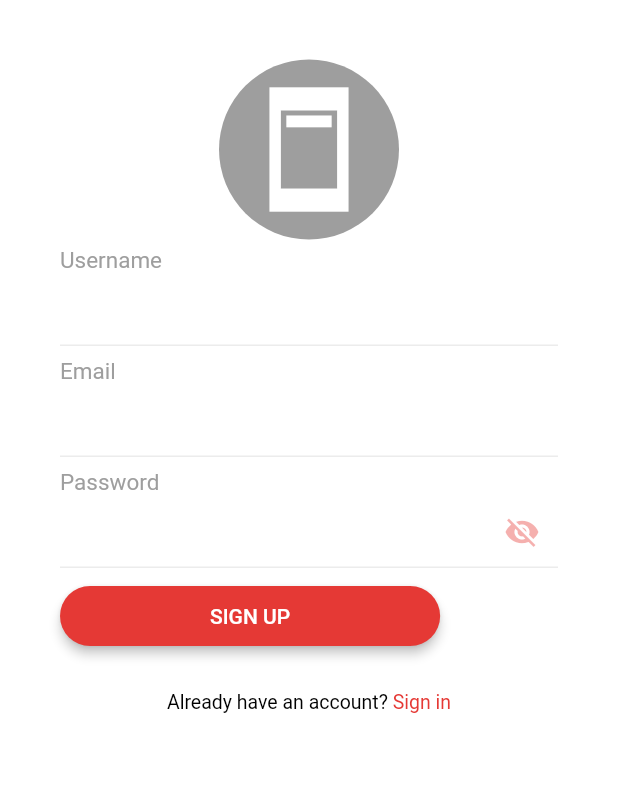
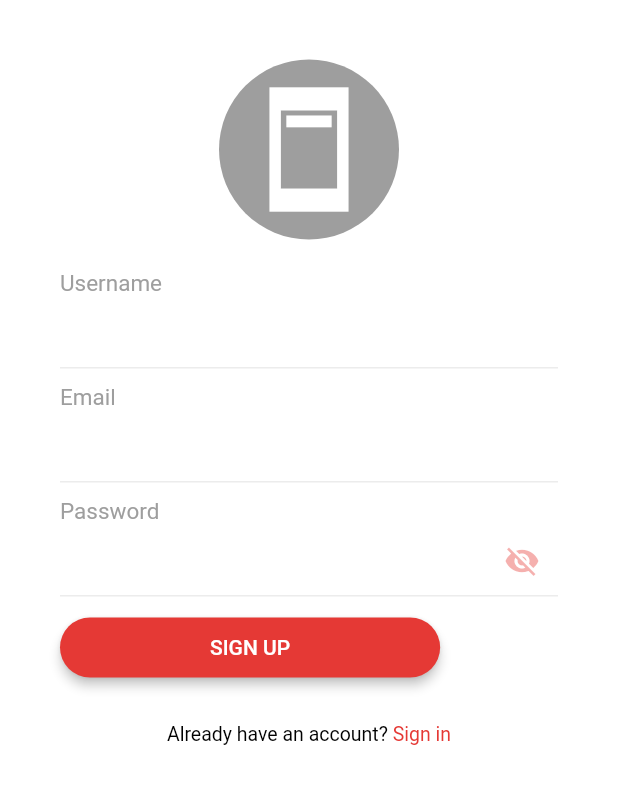
Before and after one commit to User-Experience-Design-SE3050-2021/se3050---uee-2021s2_reg_we_67, a Flutter app: the screen it shows after launch, after a tap on "SIGN IN", after a tap on "Signup", on a phone screen of 412 x 824 dp, the part 182-986 px from its top. Run offline on Flutter 3.47's test engine with Material 2 defaults, Android fonts, the light colour scheme and no system bars; our stand-ins replace flutter_signin_button, intl_phone_field.

Commit message:
Changes made

```diff
--- a/lib/pages/signin.dart
+++ b/lib/pages/signin.dart
@@ -164,23 +164,23 @@ class _SignInPageState extends State<SignInPage> {
                       setState(() {
                         message = 'Please wait...';
                       });
-                      var rsp = await login(email, password);
-                      print(rsp);
-                      if (rsp.containsKey('status')) {
+                      var response = await login(email, password);
+                      print(response);
+                      if (response.containsKey('status')) {
                         setState(() {
-                          message = rsp['status'];
+                          message = response['status'];
                         });
-                        if (rsp['status'] == 1) {
-                          Navigator.push(
-                            context,
-                            MaterialPageRoute(
-                                builder: (context) => Phoneverify()),
-                          );
+                        if (response['status'] == 0) {
+                          setState(() {
+                            message = 'Login Failed';
+                          });
                         }
                       } else {
-                        setState(() {
-                          message = 'Login Failed';
-                        });
+                        /* Navigator.push(
+                          context,
+                          MaterialPageRoute(
+                              builder: (context) => HomePAge()),
+                        ); */
                       }
                     }
                   },
--- a/lib/pages/signup.dart
+++ b/lib/pages/signup.dart
@@ -69,7 +69,7 @@ class _SignUpPageState extends State<SignUpPage> {
                               color: Colors.white, size: 90),
                         ),
                       ),
-                      SizedBox(height: 5),
+                      SizedBox(height: 20),
                       Column(
                           mainAxisAlignment: MainAxisAlignment.start,
                           mainAxisSize: MainAxisSize.min,
@@ -103,7 +103,7 @@ class _SignUpPageState extends State<SignUpPage> {
                                         BorderSide(color: Colors.red.shade600)),
                               ),
                             ),
-                            SizedBox(height: 8),
+                            SizedBox(height: 10),
                             Text(
                               "Email",
                               style: TextStyle(
@@ -132,7 +132,7 @@ class _SignUpPageState extends State<SignUpPage> {
                                         BorderSide(color: Colors.red.shade600)),
                               ),
                             ),
-                            SizedBox(height: 8),
+                            SizedBox(height: 10),
                             Text(
                               "Password",
                               style: TextStyle(
@@ -173,7 +173,7 @@ class _SignUpPageState extends State<SignUpPage> {
                                 ),
                               ),
                             ),
-                            SizedBox(height: 8),
+                            SizedBox(height: 10),
                             ElevatedButton(
                               style: ElevatedButton.styleFrom(
                                 elevation: 3,
@@ -195,24 +195,24 @@ class _SignUpPageState extends State<SignUpPage> {
                                   setState(() {
                                     message = 'Please wait...';
                                   });
-                                  var rsp =
+                                  var response =
                                       await register(username, email, password);
-                                  print(rsp);
-                                  if (rsp.containsKey('status')) {
+                                  print(response);
+                                  if (response.containsKey('status')) {
                                     setState(() {
-                                      message = rsp['status'];
+                                      message = response['status'];
                                     });
-                                    if (rsp['status'] == 1) {
-                                      Navigator.push(
-                                        context,
-                                        MaterialPageRoute(
-                                            builder: (context) => SignInPage()),
-                                      );
+                                    if (response['status'] == 0) {
+                                      setState(() {
+                                        message = 'Registration Failed';
+                                      });
                                     }
                                   } else {
-                                    setState(() {
-                                      message = 'Registration Failed';
-                                    });
+                                    Navigator.push(
+                                      context,
+                                      MaterialPageRoute(
+                                          builder: (context) => SignInPage()),
+                                    );
                                   }
                                 }
                               },
```
